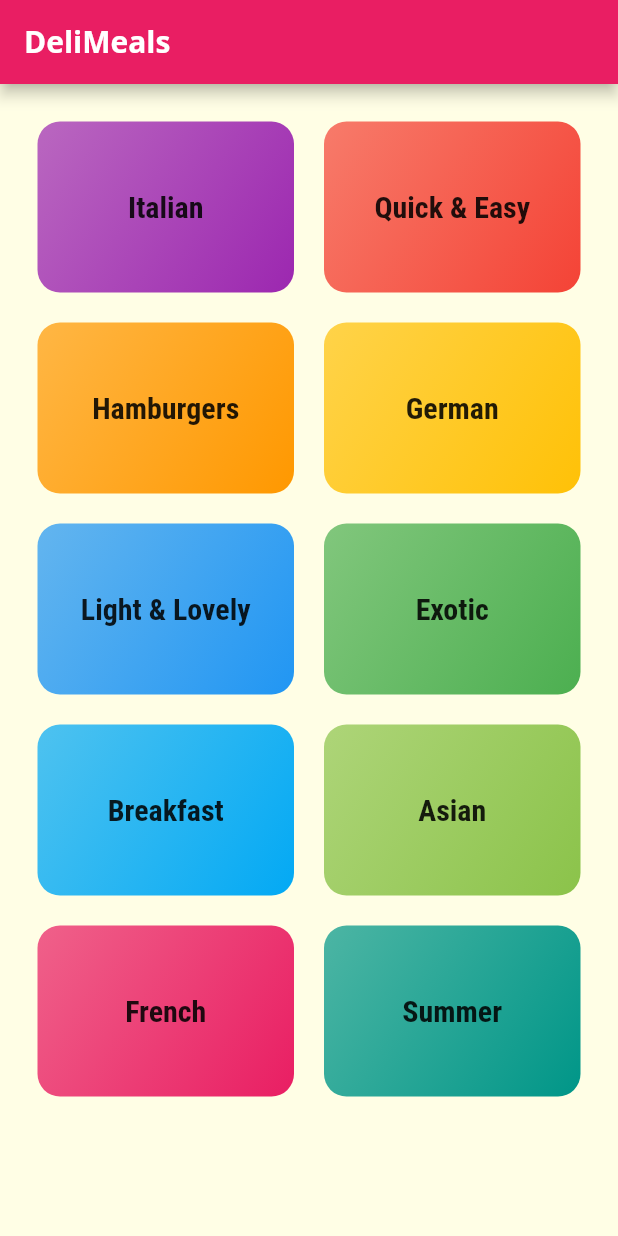
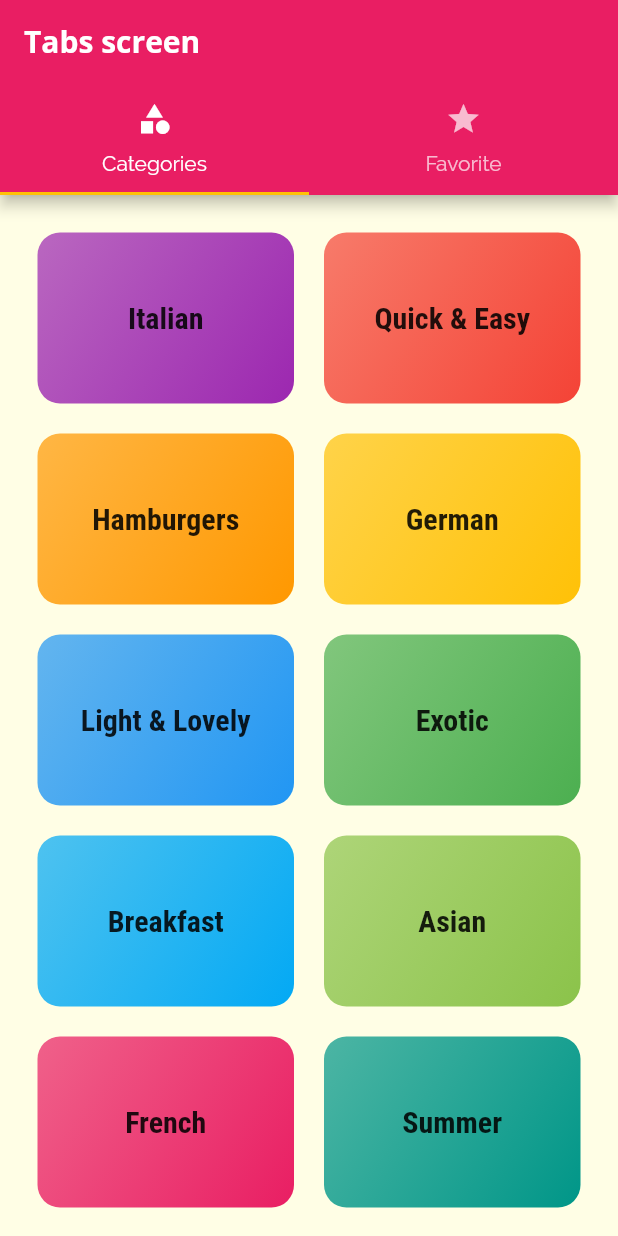
Before and after one commit to aaa59891/flutter_practice_navigation, a Flutter app: the screen it shows after launch, on a phone screen of 412 x 824 dp. Run offline on Flutter 3.47's test engine with Material 2 defaults, Android fonts, the phone set to English and light mode, and no system bars.

```diff
--- a/lib/main.dart
+++ b/lib/main.dart
@@ -1,9 +1,9 @@
 import 'package:flutter/material.dart';
 import 'package:my_app/constants/styles.dart';
 import 'package:my_app/routes.dart';
-import 'package:my_app/screens/categories_screen.dart';
 import 'package:my_app/screens/category_meals_screen.dart';
 import 'package:my_app/screens/meal_detail_screen.dart';
+import 'package:my_app/screens/tabs_screen.dart';
 
 void main() => runApp(MyApp());
 
@@ -12,7 +12,6 @@ class MyApp extends StatelessWidget {
   Widget build(BuildContext context) {
     return MaterialApp(
       title: 'Personal Expenses',
-      home: CategoriesScreen(),
       theme: ThemeData(
         primarySwatch: Colors.pink,
         accentColor: Colors.amber,
@@ -48,6 +47,7 @@ class MyApp extends StatelessWidget {
               ),
         ),
       ),
+      home: TabsScreen(),
       routes: {
         ERoutes.CategoryMealsScreen: (_) => CategoryMealsScreen(),
         ERoutes.MealDetailScreen: (_) => MealDetailScreen(),
--- a/lib/screens/categories_screen.dart
+++ b/lib/screens/categories_screen.dart
@@ -5,11 +5,7 @@ import 'package:my_app/widgets/category_item.dart';
 class CategoriesScreen extends StatelessWidget {
   @override
   Widget build(BuildContext context) {
-    return Scaffold(
-      appBar: AppBar(
-        title: Text('DeliMeals'),
-      ),
-      body: GridView(
+    return GridView(
       padding: const EdgeInsets.all(25),
       children:
           DUMMY_CATEGORIES.map((category) => CategoryItem(category)).toList(),
@@ -19,7 +15,6 @@ class CategoriesScreen extends StatelessWidget {
         crossAxisSpacing: 20,
         mainAxisSpacing: 20,
       ),
-      ),
     );
   }
 }
--- /dev/null
+++ b/lib/screens/favorite_screen.dart
@@ -0,0 +1,13 @@
+import 'package:flutter/material.dart';
+
+class FavoriteScreen extends StatelessWidget {
+  @override
+  Widget build(BuildContext context) {
+    return Scaffold(
+      appBar: AppBar(
+        title: Text('Favorite'),
+      ),
+      body: Text('favorite'),
+    );
+  }
+}
--- /dev/null
+++ b/lib/screens/tabs_screen.dart
@@ -0,0 +1,42 @@
+import 'package:flutter/material.dart';
+import 'package:my_app/screens/categories_screen.dart';
+import 'package:my_app/screens/favorite_screen.dart';
+
+class TabsScreen extends StatefulWidget {
+  @override
+  _TabsScreenState createState() => _TabsScreenState();
+}
+
+class _TabsScreenState extends State<TabsScreen> {
+  @override
+  Widget build(BuildContext context) {
+    return DefaultTabController(
+      length: 2,
+      child: Scaffold(
+        appBar: AppBar(
+          title: Text('Tabs screen'),
+          bottom: TabBar(
+            tabs: <Widget>[
+              Tab(
+                icon: Icon(
+                  Icons.category,
+                ),
+                text: 'Categories',
+              ),
+              Tab(
+                icon: Icon(Icons.star),
+                text: 'Favorite',
+              ),
+            ],
+          ),
+        ),
+        body: TabBarView(
+          children: <Widget>[
+            CategoriesScreen(),
+            FavoriteScreen(),
+          ],
+        ),
+      ),
+    );
+  }
+}
```
Also changed, not shown: 1 other file. Lines whose indentation alone changed are shown as unchanged.
